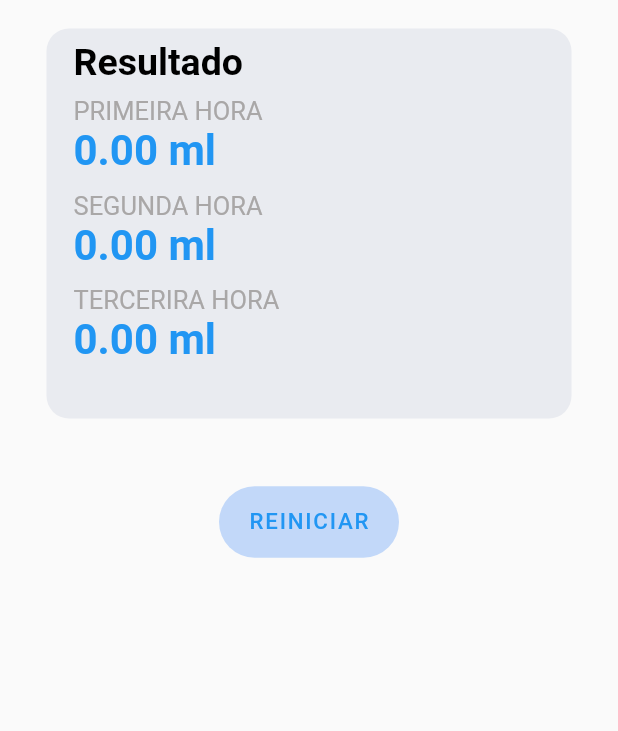
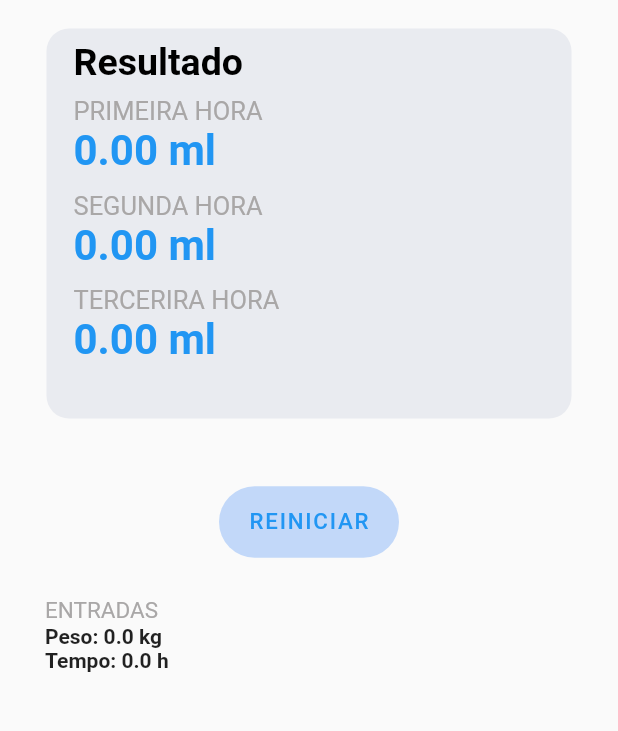
Before and after one commit to patrickkaic/AxCalc, a Flutter app: the ResultadoJejum screen opened directly with empty values, on a phone screen of 412 x 824 dp, the part 144-875 px from its top. Run offline on Flutter 3.47's test engine with Material 2 defaults, Android fonts, the phone set to English and light mode, and no system bars; our stand-ins replace go_router, toggle_switch.

Commit message:
added useres value in result screen, except in BMI

```diff
--- a/lib/details_page/infusion/details_page_infusion.dart
+++ b/lib/details_page/infusion/details_page_infusion.dart
@@ -18,10 +18,13 @@ class _detailsPageInfusionState extends State<detailsPageInfusion> {
   _calcularInfusion() {
     double volumes = double.parse(inputController1.text);
     double horas = double.parse(inputController2.text);
+    double inputVolume = volumes;
+    double inputHoras = horas;
     Navigator.push(
       context,
       MaterialPageRoute(
-        builder: (context) => ResultadoTaxa(volumes, horas),
+        builder: (context) =>
+            ResultadoTaxa(volumes, horas, inputVolume, inputHoras),
       ),
     );
   }
--- a/lib/details_page/jejum/details_page_jejum.dart
+++ b/lib/details_page/jejum/details_page_jejum.dart
@@ -17,10 +17,12 @@ class _detailsPageJejumState extends State<detailsPageJejum> {
   _calcularJejum() {
     double peso = double.parse(inputController1.text);
     double horas = double.parse(inputController2.text);
+    double inputP = peso;
+    double inputH = horas;
     Navigator.push(
       context,
       MaterialPageRoute(
-        builder: (context) => ResultadoJejum(peso, horas),
+        builder: (context) => ResultadoJejum(peso, horas, inputP, inputH),
       ),
     );
   }
--- a/lib/details_page/jejum/result_jejum.dart
+++ b/lib/details_page/jejum/result_jejum.dart
@@ -6,7 +6,10 @@ import 'package:go_router/go_router.dart';
 class ResultadoJejum extends StatefulWidget {
   final double peso;
   final double horas;
-  const ResultadoJejum(this.peso, this.horas, {super.key});
+  final double inputP;
+  final double inputH;
+  const ResultadoJejum(this.peso, this.horas, this.inputP, this.inputH,
+      {super.key});
   @override
   State<ResultadoJejum> createState() => _ResultadoJejumState();
 }
@@ -26,6 +29,18 @@ class _ResultadoJejumState extends State<ResultadoJejum> {
     double jejum = (horas * peso) / 2;
 
     return '${jejum.toStringAsFixed(2)} ml';
+  }
+
+  _showValue() {
+    double peso = widget.inputP;
+
+    return 'Peso: ${peso.toString()} kg';
+  }
+
+  _showValue2() {
+    double horas = widget.inputH;
+
+    return 'Tempo: ${horas.toString()} h';
   }
 
   @override
@@ -200,6 +215,40 @@ class _ResultadoJejumState extends State<ResultadoJejum> {
               ),
             ),
           ),
+          Padding(
+            padding: const EdgeInsets.symmetric(horizontal: 30),
+            child: Column(
+              children: [
+                Align(
+                  alignment: Alignment.bottomLeft,
+                  child: Text(
+                    'ENTRADAS',
+                    style: TextStyle(
+                        color: Color.fromARGB(255, 169, 167, 167),
+                        fontSize: 15),
+                  ),
+                ),
+                Align(
+                  alignment: Alignment.bottomLeft,
+                  child: Text(
+                    _showValue(),
+                    style: TextStyle(
+                      fontWeight: FontWeight.bold,
+                    ),
+                  ),
+                ),
+                Align(
+                  alignment: Alignment.bottomLeft,
+                  child: Text(
+                    _showValue2(),
+                    style: TextStyle(
+                      fontWeight: FontWeight.bold,
+                    ),
+                  ),
+                ),
+              ],
+            ),
+          )
         ],
       ),
     );
```
Also changed, not shown: lib/details_page/infusion/result_infusion.dart (+49 -1 lines).
